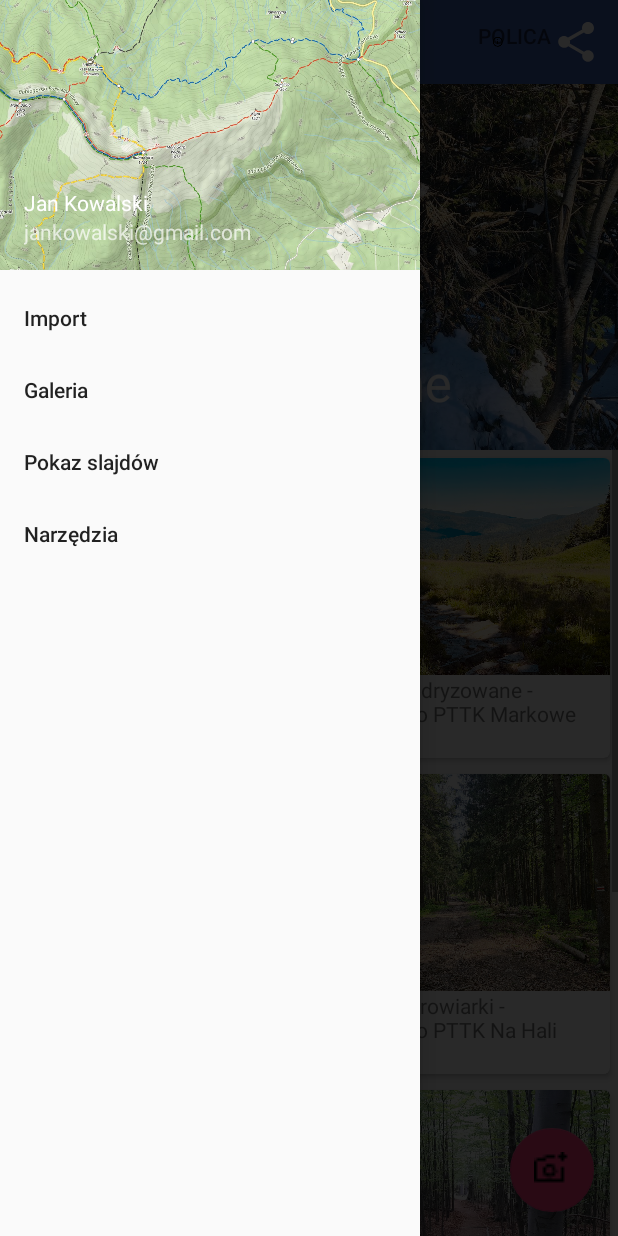
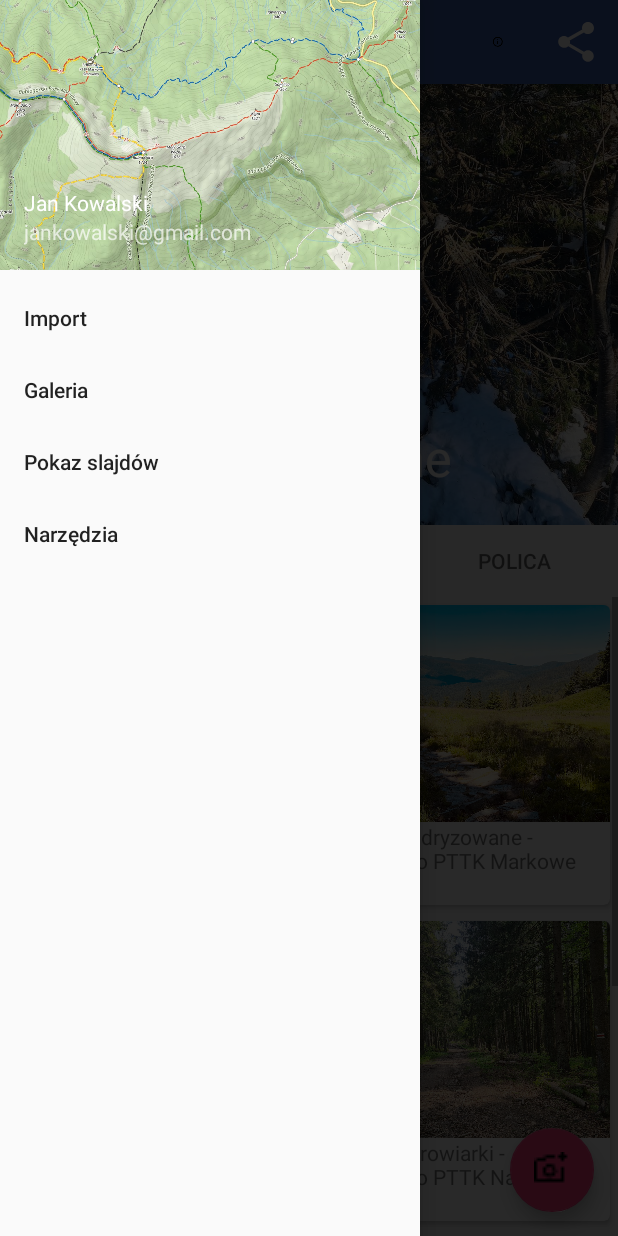
Before and after one commit to august3sas/put_trail_application, an Android app: the screen it shows after launch (MainActivity), with the side drawer open, on a phone screen of 412 x 824 dp. Run offline under Robolectric (Android 15) with nearby library versions, the phone set to English and light mode, and no system bars.

Commit message:
added splash screen animations

```diff
--- a/SzlakiTurystyczne/app/src/main/AndroidManifest.xml
+++ b/SzlakiTurystyczne/app/src/main/AndroidManifest.xml
@@ -12,6 +12,7 @@
         android:supportsRtl="true"
         android:theme="@style/SzlakiTurystyczneNoActionBar"
         tools:targetApi="31">
+
         <activity
             android:name=".MountainActivity"
             android:exported="false" />
@@ -36,6 +37,12 @@
         <activity
             android:name=".MainActivity"
             android:exported="true">
+
+        </activity>
+        <activity
+            android:name=".SplashScreen"
+            android:exported="true"
+            android:theme="@style/Theme.AppCompat.Light.NoActionBar">
             <intent-filter>
                 <action android:name="android.intent.action.MAIN" />
 
--- a/SzlakiTurystyczne/app/src/main/java/mob/lab/inf151871inf151835/MainActivity.kt
+++ b/SzlakiTurystyczne/app/src/main/java/mob/lab/inf151871inf151835/MainActivity.kt
@@ -22,14 +22,16 @@ import androidx.drawerlayout.widget.DrawerLayout
 import androidx.fragment.app.Fragment
 import com.google.android.material.navigation.NavigationView
 
+
 import androidx.core.splashscreen.SplashScreen.Companion.installSplashScreen
 
 class MainActivity : AppCompatActivity(), TrailListFragment.Listener, NavigationView.OnNavigationItemSelectedListener {
     private var keepSplash = true
     private val delay = 1200L
     override fun onCreate(savedInstanceState: Bundle?) {
-        val splashScreen = installSplashScreen()
-        setupSplashScreen(splashScreen = splashScreen)
+
+
+
         super.onCreate(savedInstanceState)
         setContentView(R.layout.activity_main)
 
--- /dev/null
+++ b/SzlakiTurystyczne/app/src/main/java/mob/lab/inf151871inf151835/SplashScreen.kt
@@ -0,0 +1,72 @@
+package mob.lab.inf151871inf151835
+
+import android.content.Intent
+import androidx.appcompat.app.AppCompatActivity
+import android.os.Bundle
+import android.os.Handler
+import android.view.View
+import android.view.WindowManager
+import android.view.animation.Animation
+import android.view.animation.AnimationUtils
+import android.widget.ImageView
+
+@Suppress("DEPRECATION")
+class SplashScreen : AppCompatActivity() {
+
+    private lateinit var backgroundImage: ImageView
+    private var currentPhase = 1
+
+    override fun onCreate(savedInstanceState: Bundle?) {
+        super.onCreate(savedInstanceState)
+        setContentView(R.layout.activity_splash_screen)
+
+        window.setFlags(
+            WindowManager.LayoutParams.FLAG_FULLSCREEN,
+            WindowManager.LayoutParams.FLAG_FULLSCREEN
+        )
+
+        backgroundImage = findViewById(R.id.SplashScreenImage)
+        backgroundImage.visibility = View.INVISIBLE
+        val slideAnimation = AnimationUtils.loadAnimation(this, R.anim.slide_animation)
+        slideAnimation.setAnimationListener(object : Animation.AnimationListener {
+            override fun onAnimationStart(animation: Animation?) {
+                backgroundImage.visibility = View.VISIBLE
+            }
+
+            override fun onAnimationEnd(animation: Animation?) {
+                backgroundImage.visibility = View.INVISIBLE
+                currentPhase++
+                if (currentPhase > 4) {
+                    currentPhase = 1
+                }
+
+                when (currentPhase) {
+                    1 -> backgroundImage.setImageResource(R.drawable.mountain_1)
+                    2 -> backgroundImage.setImageResource(R.drawable.mountain_2)
+                    3 -> backgroundImage.setImageResource(R.drawable.mountain_3)
+                    4 -> backgroundImage.setImageResource(R.drawable.mountain_4)
+                }
+
+                Handler().postDelayed({
+                    // Check if not already moved to the next activity
+                    if (!isFinishing) {
+                        backgroundImage.visibility = View.VISIBLE
+                        backgroundImage.startAnimation(slideAnimation)
+                    }
+                }, 100) // 0.1 seconds delay
+            }
+
+            override fun onAnimationRepeat(animation: Animation?) {
+                // Not needed for this implementation.
+            }
+        })
+
+        backgroundImage.startAnimation(slideAnimation)
+
+        Handler().postDelayed({
+            val intent = Intent(this, MainActivity::class.java)
+            startActivity(intent)
+            finish()
+        }, 5000)
+    }
+}
--- /dev/null
+++ b/SzlakiTurystyczne/app/src/main/res/anim/slide_animation.xml
@@ -0,0 +1,22 @@
+<?xml version="1.0" encoding="utf-8"?>
+<set xmlns:android="http://schemas.android.com/apk/res/android"
+    android:fillAfter="false">
+    <translate
+        android:fromXDelta="-200%"
+        android:toXDelta="0%"
+        android:duration="300"
+        android:fromAlpha="0.0"
+        android:toAlpha="1.0"/>
+    <alpha
+        android:startOffset="300"
+        android:duration="400"
+        android:fromAlpha="1.0"
+        android:toAlpha="1.0" />
+    <translate
+        android:startOffset="700"
+        android:fromXDelta="0%"
+        android:toXDelta="200%"
+        android:duration="300"
+        android:fromAlpha="1.0"
+        android:toAlpha="0.0"/>
+</set>
--- a/SzlakiTurystyczne/app/src/main/res/drawable/mountain.xml
+++ b/SzlakiTurystyczne/app/src/main/res/drawable/mountain_1.xml
@@ -5,9 +5,9 @@
     android:viewportWidth="24"
     android:viewportHeight="24">
     <path
-        android:fillColor="#606060"
+        android:fillColor="@color/winter_lower"
         android:pathData="M3,21h18l-9,-18l-9,18z" />
     <path
-        android:fillColor="#DAD1CE"
+        android:fillColor="@color/winter_upper"
     android:pathData="M12,3l4,8l-2,-1l-2,-2l-2,2l-2,1l4,-8z" />
 </vector>
--- /dev/null
+++ b/SzlakiTurystyczne/app/src/main/res/drawable/mountain_2.xml
@@ -0,0 +1,13 @@
+<?xml version="1.0" encoding="utf-8"?>
+<vector xmlns:android="http://schemas.android.com/apk/res/android"
+    android:width="24dp"
+    android:height="24dp"
+    android:viewportWidth="24"
+    android:viewportHeight="24">
+    <path
+        android:fillColor="@color/spring_lower"
+        android:pathData="M3,21h18l-9,-18l-9,18z" />
+    <path
+        android:fillColor="@color/spring_upper"
+    android:pathData="M12,3l4,8l-2,-1l-2,-2l-2,2l-2,1l4,-8z" />
+</vector>
--- /dev/null
+++ b/SzlakiTurystyczne/app/src/main/res/drawable/mountain_3.xml
@@ -0,0 +1,13 @@
+<?xml version="1.0" encoding="utf-8"?>
+<vector xmlns:android="http://schemas.android.com/apk/res/android"
+    android:width="24dp"
+    android:height="24dp"
+    android:viewportWidth="24"
+    android:viewportHeight="24">
+    <path
+        android:fillColor="@color/summer_lower"
+        android:pathData="M3,21h18l-9,-18l-9,18z" />
+    <path
+        android:fillColor="@color/summer_upper"
+    android:pathData="M12,3l4,8l-2,-1l-2,-2l-2,2l-2,1l4,-8z" />
+</vector>
--- /dev/null
+++ b/SzlakiTurystyczne/app/src/main/res/drawable/mountain_4.xml
@@ -0,0 +1,13 @@
+<?xml version="1.0" encoding="utf-8"?>
+<vector xmlns:android="http://schemas.android.com/apk/res/android"
+    android:width="24dp"
+    android:height="24dp"
+    android:viewportWidth="24"
+    android:viewportHeight="24">
+    <path
+        android:fillColor="@color/autumn_lower"
+        android:pathData="M3,21h18l-9,-18l-9,18z" />
+    <path
+        android:fillColor="@color/autumn_upper"
+    android:pathData="M12,3l4,8l-2,-1l-2,-2l-2,2l-2,1l4,-8z" />
+</vector>
--- a/SzlakiTurystyczne/app/src/main/res/drawable/splash_screen.xml
+++ b/SzlakiTurystyczne/app/src/main/res/drawable/splash_screen.xml
@@ -4,6 +4,6 @@
     <item>
         <bitmap
             android:gravity="center"
-            android:src="@drawable/mountain" />
+            android:src="@drawable/mountain_1" />
     </item>
 </layer-list>
--- a/SzlakiTurystyczne/app/src/main/res/layout/activity_main.xml
+++ b/SzlakiTurystyczne/app/src/main/res/layout/activity_main.xml
@@ -13,9 +13,8 @@
         android:id="@+id/coordinator">
         <com.google.android.material.appbar.AppBarLayout
             android:layout_width="match_parent"
-            android:layout_height="300dp"
+            android:layout_height="350dp"
             android:theme="@style/ThemeOverlay.AppCompat.Dark.ActionBar" >
-
 
             <com.google.android.material.appbar.CollapsingToolbarLayout
                 app:layout_scrollFlags="scroll|exitUntilCollapsed"
@@ -36,21 +35,25 @@
                     app:layout_scrollFlags="scroll|enterAlways"
                     app:layout_collapseMode="pin"/>
 
+
+
             </com.google.android.material.appbar.CollapsingToolbarLayout>
 
         </com.google.android.material.appbar.AppBarLayout>
 
 
-        <com.google.android.material.tabs.TabLayout
-            android:id="@+id/tabs"
-            android:layout_width="match_parent"
-            android:layout_height="wrap_content" />
+
 
         <androidx.viewpager.widget.ViewPager
             android:layout_width="match_parent"
             android:layout_height="match_parent"
             android:id="@+id/pager"
-            app:layout_behavior="@string/appbar_scrolling_view_behavior"/>
+            app:layout_behavior="@string/appbar_scrolling_view_behavior" >
+            <com.google.android.material.tabs.TabLayout
+                android:id="@+id/tabs"
+                android:layout_width="match_parent"
+                android:layout_height="wrap_content" />
+        </androidx.viewpager.widget.ViewPager>
 
 
 
@@ -83,7 +86,9 @@
             android:id="@+id/content_frame"
             android:layout_width="match_parent"
             android:layout_height="match_parent" />
+
     </LinearLayout>
+
     <com.google.android.material.navigation.NavigationView
         android:id="@+id/nav_view"
         android:layout_width="wrap_content"
--- /dev/null
+++ b/SzlakiTurystyczne/app/src/main/res/layout/activity_splash_screen.xml
@@ -0,0 +1,22 @@
+<?xml version="1.0" encoding="utf-8"?>
+<androidx.constraintlayout.widget.ConstraintLayout
+    xmlns:android="http://schemas.android.com/apk/res/android"
+    xmlns:app="http://schemas.android.com/apk/res-auto"
+    xmlns:tools="http://schemas.android.com/tools"
+    android:layout_width="match_parent"
+    android:layout_height="match_parent"
+    android:background="#fff"
+    tools:context=".SplashScreen">
+
+
+    <ImageView
+        android:id="@+id/SplashScreenImage"
+        android:layout_width="200dp"
+        android:layout_height="200dp"
+        android:src="@drawable/mountain_1"
+        app:layout_constraintBottom_toBottomOf="parent"
+        app:layout_constraintLeft_toLeftOf="parent"
+        app:layout_constraintRight_toRightOf="parent"
+        app:layout_constraintTop_toTopOf="parent" />
+
+</androidx.constraintlayout.widget.ConstraintLayout>
--- a/SzlakiTurystyczne/app/src/main/res/layout/fragment_mountain.xml
+++ b/SzlakiTurystyczne/app/src/main/res/layout/fragment_mountain.xml
@@ -14,7 +14,7 @@
             android:layout_width="100dp"
             android:layout_height="100dp"
             android:layout_gravity="center"
-            android:src="@drawable/mountain" />
+            android:src="@drawable/mountain_1" />
     </FrameLayout>
     <View
         android:layout_width="match_parent"
--- a/SzlakiTurystyczne/app/src/main/res/values/colors.xml
+++ b/SzlakiTurystyczne/app/src/main/res/values/colors.xml
@@ -12,8 +12,21 @@
     <color name="colorPrimaryDark">#303F9F</color>
     <color name="colorAccent">#FF4081</color>
 
-    <color name="mountain">#606060</color>
-    <color name="snow_white">#DAD1CE</color>
+    <color name="winter_upper">#DAD1CE</color>
+    <color name="winter_lower">#606060</color>
+
+
+    <color name="spring_upper">#008000</color>
+    <color name="spring_lower">#8B4513</color>
+
+    <color name="summer_upper">#1dbf30</color>
+    <color name="summer_lower">#006400</color>
+
+    <color name="autumn_upper">#FFA500</color>
+    <color name="autumn_lower">#FF8C00</color>
+
+
+
     <color name="blue_sky">#87CEEB</color>
     <color name="sea">#00BFFF</color>
 </resources>
```
